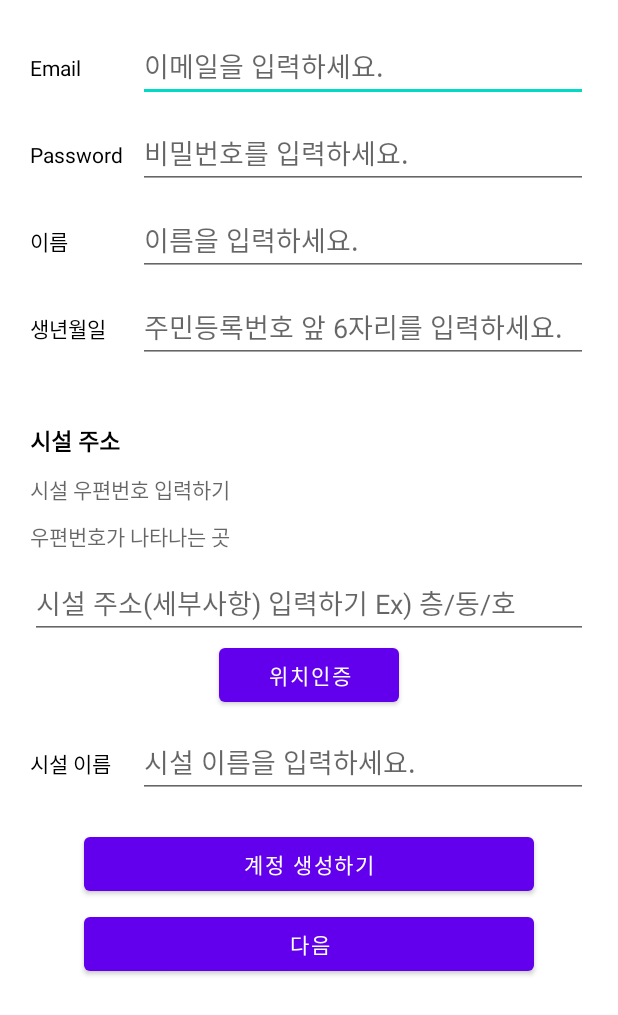
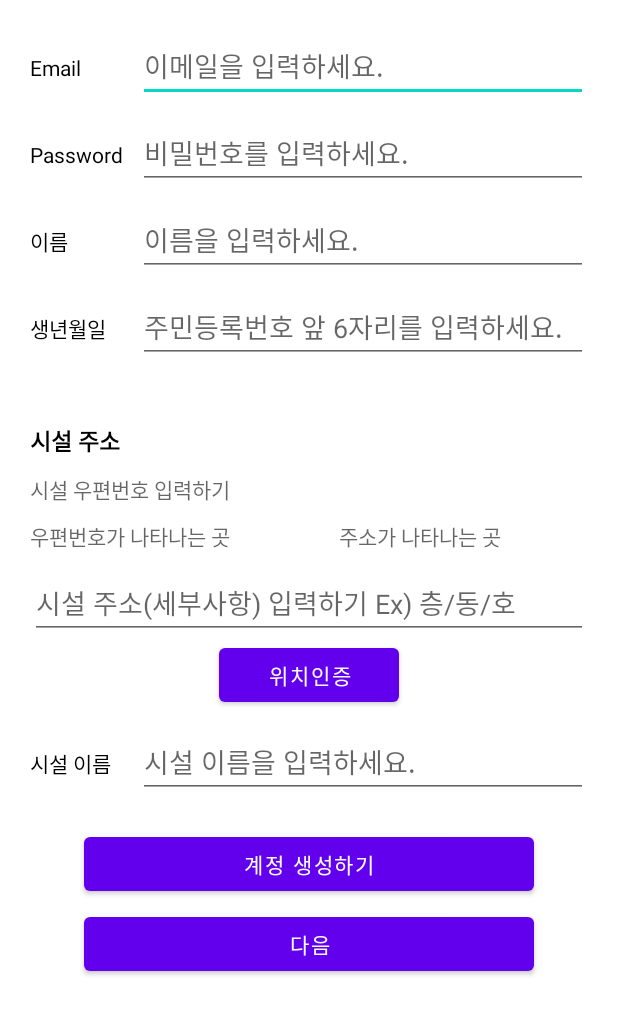
Before and after one commit to Huh21/project_with_a_jump, an Android app: the RegisterActivity screen opened directly, with no data from a screen before it, on a phone screen of 412 x 824 dp. Shown: the top 1015 px of the screen. Run offline under Robolectric (Android 15) with nearby library versions, the phone set to English and light mode, and no system bars; our stand-ins replace Firebase (no records; nobody signed in at launch, a user with empty details on screens opened directly).

Commit message:
3차 전체 코드 병합 - 코드 추가 / 수정 (+ MainActivity.java 수정 중)

```diff
--- a/app/src/main/java/org/ict/project_with_a_jump/GetJSONObjectTask.java
+++ b/app/src/main/java/org/ict/project_with_a_jump/GetJSONObjectTask.java
@@ -1,6 +1,9 @@
 package org.ict.project_with_a_jump;
 
 import android.os.AsyncTask;
+import android.os.Build;
+
+import androidx.annotation.RequiresApi;
 
 import org.json.JSONArray;
 import org.json.JSONObject;
@@ -31,6 +34,7 @@ public class GetJSONObjectTask extends AsyncTask<String, String, String> {
         super.onPreExecute();
     }
 
+    @RequiresApi(api = Build.VERSION_CODES.KITKAT)
     @Override
     protected String doInBackground(String... params) {
         String value = "";
--- a/app/src/main/java/org/ict/project_with_a_jump/RegisterActivity.java
+++ b/app/src/main/java/org/ict/project_with_a_jump/RegisterActivity.java
@@ -45,7 +45,7 @@ public class RegisterActivity extends AppCompatActivity {
     private static final int GPS_ENABLE_REQUEST_CODE = 2001;
     private EditText email_join, pwd_join;
     private EditText name_join, birth_join, daum_resultDetail_join, companyName_join;
-    private TextView daum_result_join, daum_result2_join;
+    private TextView daum_result_join, daum_result2_join, daum_result3_join;
     private FirebaseAuth mFirebaseAuth;
     private DatabaseReference mDatabaseRef;
     private static final int PERMISSIONS_REQUEST_CODE = 100;
@@ -67,6 +67,7 @@ public class RegisterActivity extends AppCompatActivity {
         birth_join = findViewById(R.id.birth_join2);
         daum_result_join = findViewById(R.id.daum_result_join);
         daum_result2_join = findViewById(R.id.daum_result2_join);
+        daum_result3_join = findViewById(R.id.daum_result3_join);
         daum_resultDetail_join = findViewById(R.id.daum_resultDetail_join);
         companyName_join = findViewById(R.id.companyName_join);
         registerbutton = findViewById(R.id.registerbutton);
@@ -202,6 +203,7 @@ public class RegisterActivity extends AppCompatActivity {
         String daum1 = daum_result_join.getText().toString();
         String daum2 = daum_resultDetail_join.getText().toString();
         String daum3 = daum_result2_join.getText().toString();
+        String daum4 = daum_result3_join.getText().toString();
         String companyName = companyName_join.getText().toString();
 
         //체크하기
@@ -257,6 +259,7 @@ public class RegisterActivity extends AppCompatActivity {
                         account.setDaum1(daum1);
                         account.setDaum2(daum2);
                         account.setDaum3(daum3);
+                        account.setDaum4(daum4);
                         account.setCompanyName(companyName);
 
                         // 위치 인증을 통해 얻은 사업장 주소
@@ -530,15 +533,25 @@ public class RegisterActivity extends AppCompatActivity {
                 if (resultCode == RESULT_OK) {
                     String data = intent.getExtras().getString("data");
                     Log.d("data", data);
+
                     int idx = data.indexOf(",");
                     //data2 = 우편번호
                     String data2 = data.substring(0, idx);
                     Log.d("data2", data2);
+
                     String cutData = data.substring(idx + 1).trim();
                     Log.d("cutData", cutData);
+
+                    int idx2 = cutData.indexOf("(");
+                    String cutData2 = cutData.substring(0, idx2);
+                    Log.d("cutData2", cutData2);
+                    String cutData3 = cutData.substring(idx2).trim();
+                    Log.d("cutData3", cutData3);
+
                     if (data != null) {
                         daum_result_join.setText(cutData);
                         daum_result2_join.setText(data2);
+                        daum_result3_join.setText(cutData3);
                     }
                 }
                 break;
--- a/app/src/main/res/layout/activity_register.xml
+++ b/app/src/main/res/layout/activity_register.xml
@@ -175,13 +175,29 @@
                 app:layout_constraintStart_toStartOf="parent"
                 app:layout_constraintTop_toBottomOf="@+id/textView12" />
 
-            <TextView
-                android:id="@+id/daum_result2_join"
-                android:layout_width="200dp"
+            <LinearLayout
+                android:layout_width="match_parent"
                 android:layout_height="wrap_content"
-                android:layout_marginLeft="20dp"
-                android:layout_marginTop="10dp"
-                android:hint="우편번호가 나타나는 곳" />
+                android:orientation="horizontal">
+
+                <TextView
+                    android:id="@+id/daum_result2_join"
+                    android:layout_width="0dp"
+                    android:layout_height="wrap_content"
+                    android:layout_marginLeft="20dp"
+                    android:layout_marginTop="10dp"
+                    android:layout_weight="1"
+                    android:hint="우편번호가 나타나는 곳" />
+
+                <TextView
+                    android:id="@+id/daum_result3_join"
+                    android:layout_width="0dp"
+                    android:layout_height="wrap_content"
+                    android:layout_marginLeft="20dp"
+                    android:layout_marginTop="10dp"
+                    android:layout_weight="1"
+                    android:hint="주소가 나타나는 곳" />
+            </LinearLayout>
 
             <EditText
                 android:id="@+id/daum_resultDetail_join"
```
Also changed, not shown: app/src/main/java/org/ict/project_with_a_jump/ManageAccount.java (+11 -1 lines).
